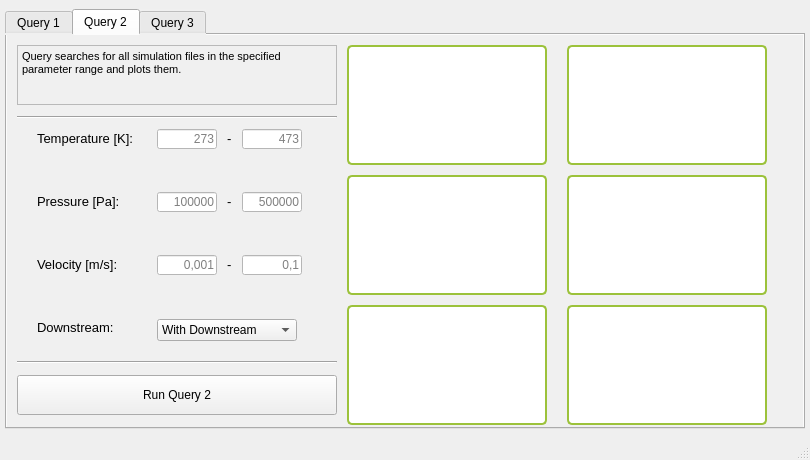
First picture: the form in VoelkenrathMA/querys.ui, repository TUDoAD/Abschlussarbeiten_Behr, before the edit.
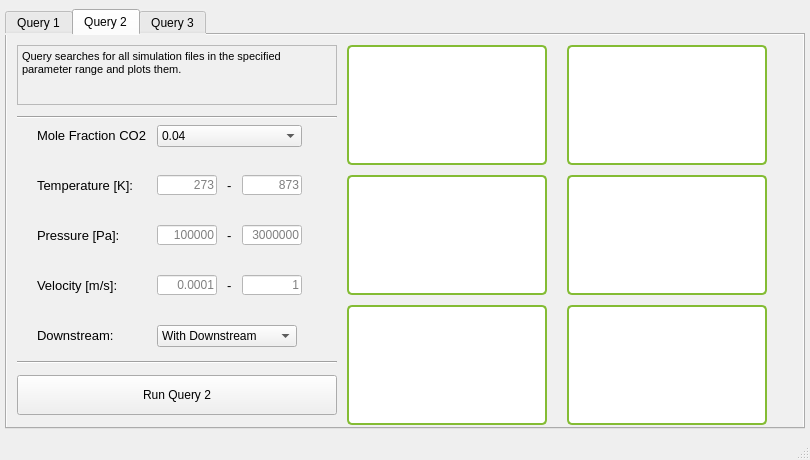
Second picture: the form after the edit. The open tabs and pages were chosen to show the change. Icons and pictures are not drawn.

```diff
--- a/VoelkenrathMA/querys.ui
+++ b/VoelkenrathMA/querys.ui
@@ -308,7 +308,7 @@
       <property name="geometry">
        <rect>
         <x>30</x>
-        <y>83</y>
+        <y>130</y>
         <width>111</width>
         <height>41</height>
        </rect>
@@ -326,7 +326,7 @@
       <property name="geometry">
        <rect>
         <x>30</x>
-        <y>146</y>
+        <y>180</y>
         <width>111</width>
         <height>41</height>
        </rect>
@@ -344,7 +344,7 @@
       <property name="geometry">
        <rect>
         <x>30</x>
-        <y>209</y>
+        <y>230</y>
         <width>111</width>
         <height>41</height>
        </rect>
@@ -362,7 +362,7 @@
       <property name="geometry">
        <rect>
         <x>30</x>
-        <y>272</y>
+        <y>280</y>
         <width>111</width>
         <height>41</height>
        </rect>
@@ -380,7 +380,7 @@
       <property name="geometry">
        <rect>
         <x>150</x>
-        <y>284</y>
+        <y>290</y>
         <width>140</width>
         <height>22</height>
        </rect>
@@ -400,7 +400,7 @@
       <property name="geometry">
        <rect>
         <x>220</x>
-        <y>83</y>
+        <y>130</y>
         <width>10</width>
         <height>41</height>
        </rect>
@@ -418,7 +418,7 @@
       <property name="geometry">
        <rect>
         <x>220</x>
-        <y>146</y>
+        <y>180</y>
         <width>10</width>
         <height>41</height>
        </rect>
@@ -436,7 +436,7 @@
       <property name="geometry">
        <rect>
         <x>220</x>
-        <y>209</y>
+        <y>230</y>
         <width>10</width>
         <height>41</height>
        </rect>
@@ -462,7 +462,7 @@
       <property name="styleSheet">
        <string notr="true">background-color: rgb(255, 255, 255);
 border-radius: 5px;
-border: 2px solid rgb(156, 194, 59);</string>
+border: 2px solid #84BC34;</string>
       </property>
      </widget>
      <widget class="QWidget" name="Q2widget3" native="true">
@@ -477,7 +477,7 @@
       <property name="styleSheet">
        <string notr="true">background-color: rgb(255, 255, 255);
 border-radius: 5px;
-border: 2px solid rgb(156, 194, 59);</string>
+border: 2px solid #84BC34;</string>
       </property>
      </widget>
      <widget class="QWidget" name="Q2widget5" native="true">
@@ -492,7 +492,7 @@
       <property name="styleSheet">
        <string notr="true">background-color: rgb(255, 255, 255);
 border-radius: 5px;
-border: 2px solid rgb(156, 194, 59);</string>
+border: 2px solid #84BC34;</string>
       </property>
      </widget>
      <widget class="QWidget" name="Q2widget6" native="true">
@@ -507,7 +507,7 @@
       <property name="styleSheet">
        <string notr="true">background-color: rgb(255, 255, 255);
 border-radius: 5px;
-border: 2px solid rgb(156, 194, 59);</string>
+border: 2px solid #84BC34;</string>
       </property>
      </widget>
      <widget class="QWidget" name="Q2widget2" native="true">
@@ -522,7 +522,7 @@
       <property name="styleSheet">
        <string notr="true">background-color: rgb(255, 255, 255);
 border-radius: 5px;
-border: 2px solid rgb(156, 194, 59);</string>
+border: 2px solid #84BC34;</string>
       </property>
      </widget>
      <widget class="QWidget" name="Q2widget4" native="true">
@@ -537,14 +537,14 @@
       <property name="styleSheet">
        <string notr="true">background-color: rgb(255, 255, 255);
 border-radius: 5px;
-border: 2px solid rgb(156, 194, 59);</string>
+border: 2px solid #84BC34;</string>
       </property>
      </widget>
      <widget class="QLineEdit" name="Q2Velo1">
       <property name="geometry">
        <rect>
         <x>150</x>
-        <y>220</y>
+        <y>240</y>
         <width>60</width>
         <height>20</height>
        </rect>
@@ -559,14 +559,14 @@
        <set>Qt::AlignRight|Qt::AlignTrailing|Qt::AlignVCenter</set>
       </property>
       <property name="placeholderText">
-       <string>0,001</string>
+       <string>0.0001</string>
       </property>
      </widget>
      <widget class="QLineEdit" name="Q2Temp1">
       <property name="geometry">
        <rect>
         <x>150</x>
-        <y>94</y>
+        <y>140</y>
         <width>60</width>
         <height>20</height>
        </rect>
@@ -588,7 +588,7 @@
       <property name="geometry">
        <rect>
         <x>150</x>
-        <y>157</y>
+        <y>190</y>
         <width>60</width>
         <height>20</height>
        </rect>
@@ -610,7 +610,7 @@
       <property name="geometry">
        <rect>
         <x>235</x>
-        <y>157</y>
+        <y>190</y>
         <width>60</width>
         <height>20</height>
        </rect>
@@ -625,14 +625,14 @@
        <set>Qt::AlignRight|Qt::AlignTrailing|Qt::AlignVCenter</set>
       </property>
       <property name="placeholderText">
-       <string>500000</string>
+       <string>3000000</string>
       </property>
      </widget>
      <widget class="QLineEdit" name="Q2Temp2">
       <property name="geometry">
        <rect>
         <x>235</x>
-        <y>94</y>
+        <y>140</y>
         <width>60</width>
         <height>20</height>
        </rect>
@@ -647,14 +647,14 @@
        <set>Qt::AlignRight|Qt::AlignTrailing|Qt::AlignVCenter</set>
       </property>
       <property name="placeholderText">
-       <string>473</string>
+       <string>873</string>
       </property>
      </widget>
      <widget class="QLineEdit" name="Q2Velo2">
       <property name="geometry">
        <rect>
         <x>235</x>
-        <y>220</y>
+        <y>240</y>
         <width>60</width>
         <height>20</height>
        </rect>
@@ -669,7 +669,7 @@
        <set>Qt::AlignRight|Qt::AlignTrailing|Qt::AlignVCenter</set>
       </property>
       <property name="placeholderText">
-       <string>0,1</string>
+       <string>1</string>
       </property>
      </widget>
      <widget class="QTextBrowser" name="textBrowser_2">
@@ -728,6 +728,49 @@
        <string>Run Query 2</string>
       </property>
      </widget>
+     <widget class="QComboBox" name="Q2comboBox1">
+      <property name="geometry">
+       <rect>
+        <x>150</x>
+        <y>90</y>
+        <width>145</width>
+        <height>22</height>
+       </rect>
+      </property>
+      <item>
+       <property name="text">
+        <string>0.04</string>
+       </property>
+      </item>
+      <item>
+       <property name="text">
+        <string>0.20</string>
+       </property>
+      </item>
+      <item>
+       <property name="text">
+        <string>0.50</string>
+       </property>
+      </item>
+     </widget>
+     <widget class="QLabel" name="label_25">
+      <property name="geometry">
+       <rect>
+        <x>30</x>
+        <y>90</y>
+        <width>111</width>
+        <height>21</height>
+       </rect>
+      </property>
+      <property name="font">
+       <font>
+        <pointsize>10</pointsize>
+       </font>
+      </property>
+      <property name="text">
+       <string>Mole Fraction CO2</string>
+      </property>
+     </widget>
     </widget>
     <widget class="QWidget" name="Query_3">
      <attribute name="title">
```
Left out of the diff: 118 changed lines with no effect on the pictures.
